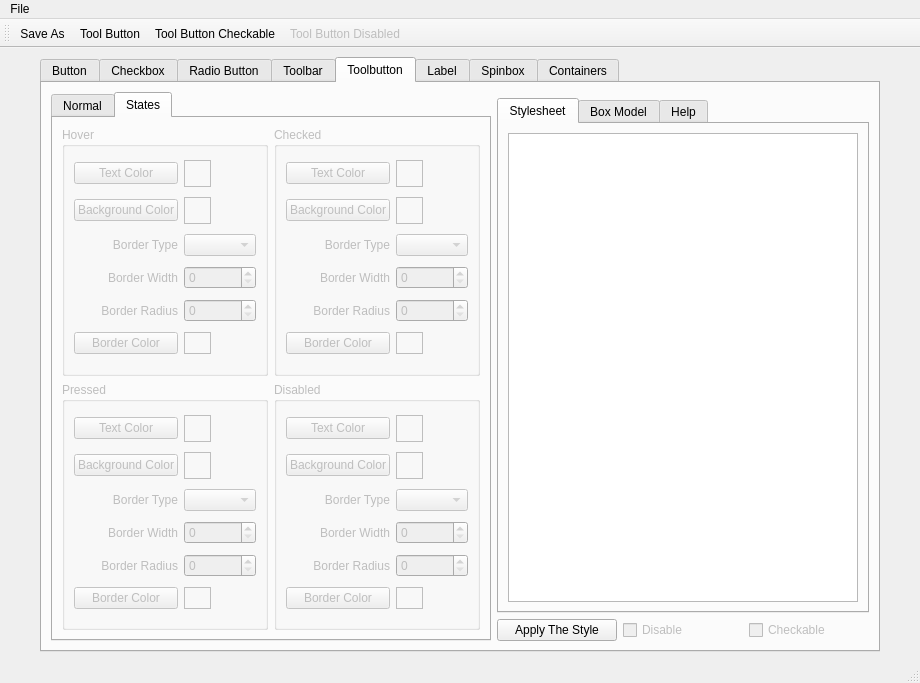
The window that flexgui/src/flexqss.ui (jethornton/flexgui) describes before a commit, drawn with Qt 5.
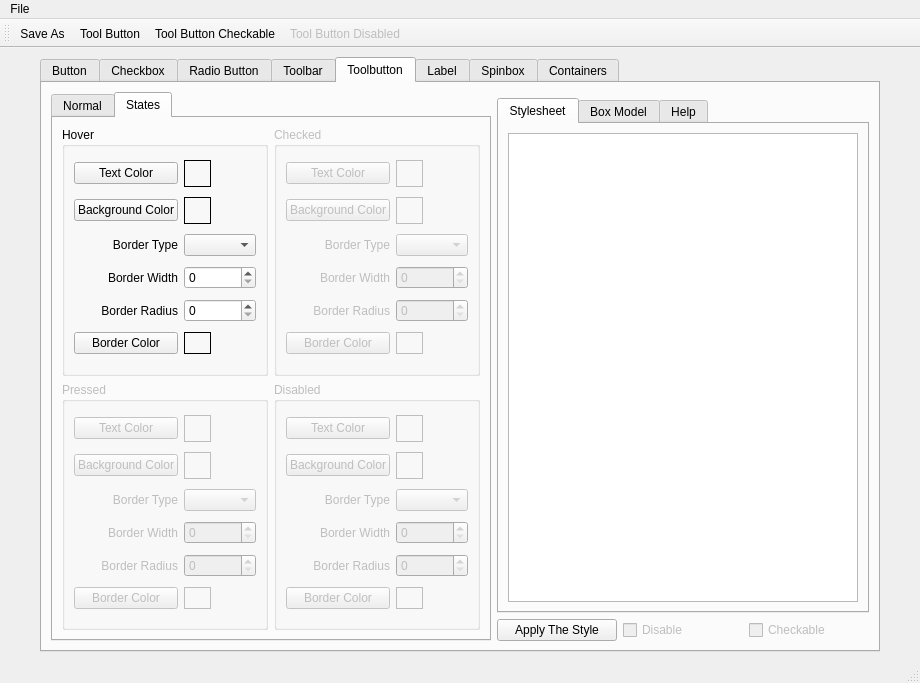
The same window after the commit. The open tabs and pages were chosen to show the change.

Commit message: add toolbutton hover state

The edit to the form file:
```diff
--- a/flexgui/src/flexqss.ui
+++ b/flexgui/src/flexqss.ui
@@ -5336,7 +5336,7 @@
             <item row="0" column="0">
              <widget class="QGroupBox" name="groupBox_35">
               <property name="enabled">
-               <bool>false</bool>
+               <bool>true</bool>
               </property>
               <property name="title">
                <string>Hover</string>
```
Left out of the diff: 8 changed lines with no effect on the pictures. The commit also changes 2 other files.
